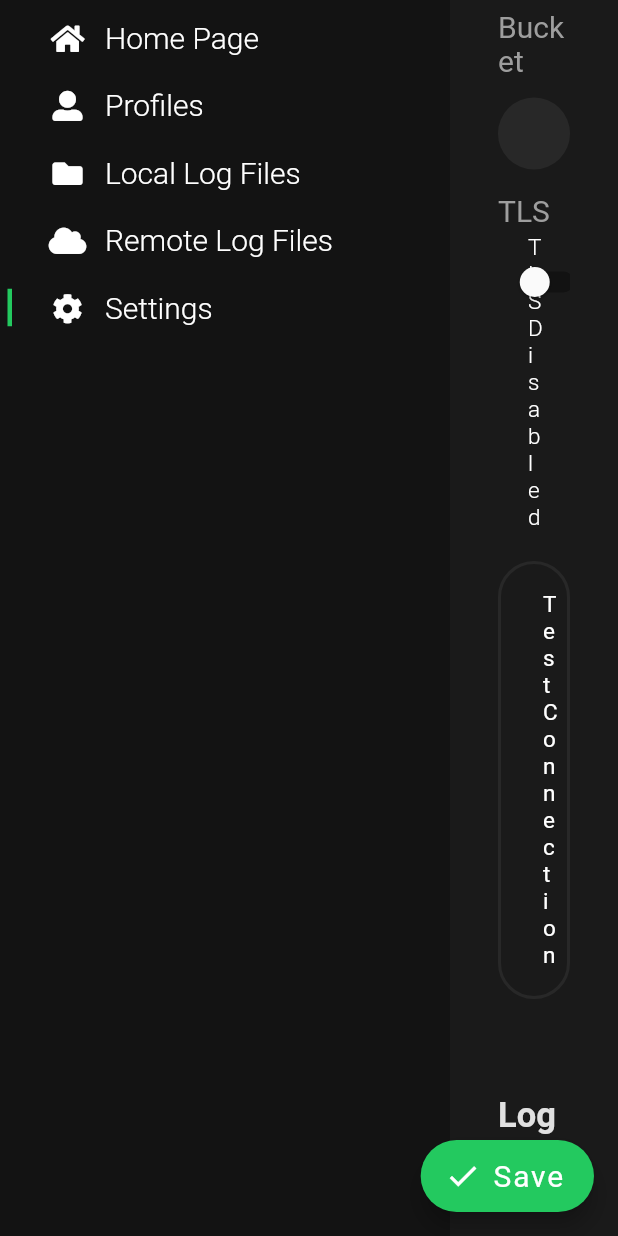
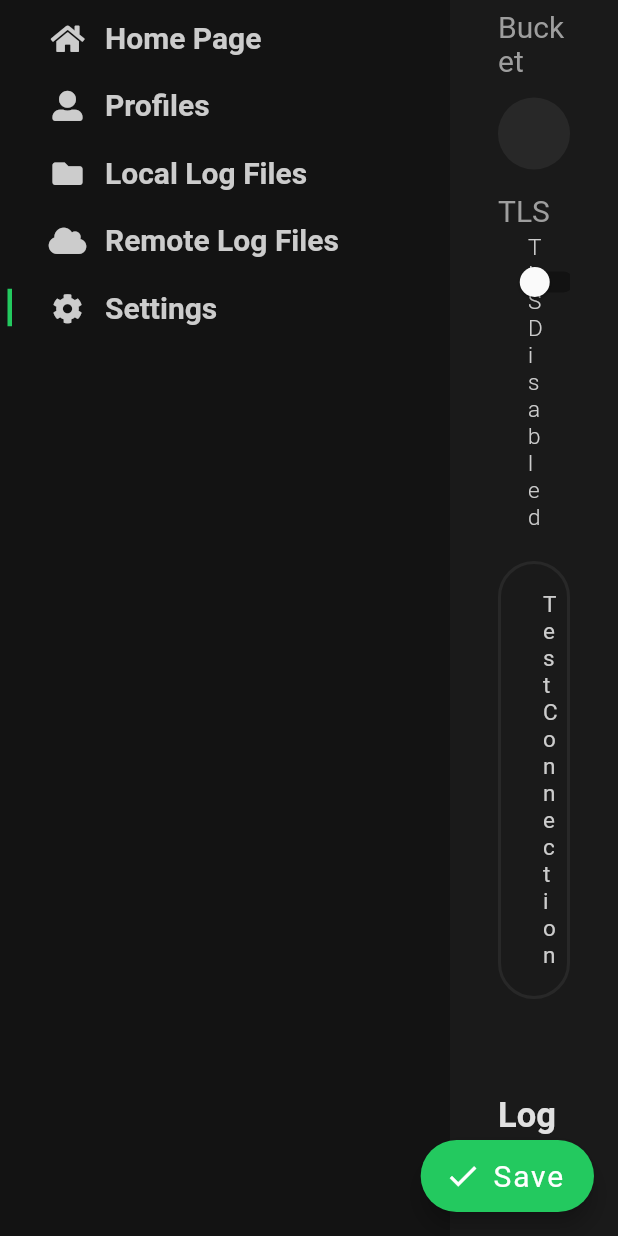
Before and after one commit to emotionrennteam/log-storage-client, a Flutter app: the SettingsPage screen opened directly, scrolled down 1152 dp, on a phone screen of 412 x 824 dp. Run offline on Flutter 3.47's test engine with Material 2 defaults, Android fonts, the light colour scheme and no system bars; our stand-ins replace file_picker, font_awesome_flutter, tuple; missing offline and left inert: cross_local_storage, minio; network calls fail.

Commit message:
change text color and create library for constants

```diff
--- /dev/null
+++ b/lib/utils/constants.dart
@@ -0,0 +1,5 @@
+library constants;
+
+import 'dart:ui';
+
+const Color TEXT_COLOR = Color.fromRGBO(204, 204, 204, 1);
--- a/lib/widgets/app_drawer.dart
+++ b/lib/widgets/app_drawer.dart
@@ -1,6 +1,7 @@
 import 'package:emotion/pages/home_page.dart';
 import 'package:emotion/pages/local_log_files_page.dart';
 import 'package:emotion/pages/settings_page.dart';
+import 'package:emotion/utils/constants.dart' as constants;
 import 'package:flutter/cupertino.dart';
 import 'package:flutter/material.dart';
 import 'package:font_awesome_flutter/font_awesome_flutter.dart';
@@ -87,7 +88,7 @@
                         alignment: Alignment.center,
                         child: FaIcon(
                           element.icon,
-                          color: Colors.white,
+                          color: constants.TEXT_COLOR,
                           size: 20,
                         ),
                       ),
```
Also changed, not shown: lib/main.dart (+12 -10 lines).
